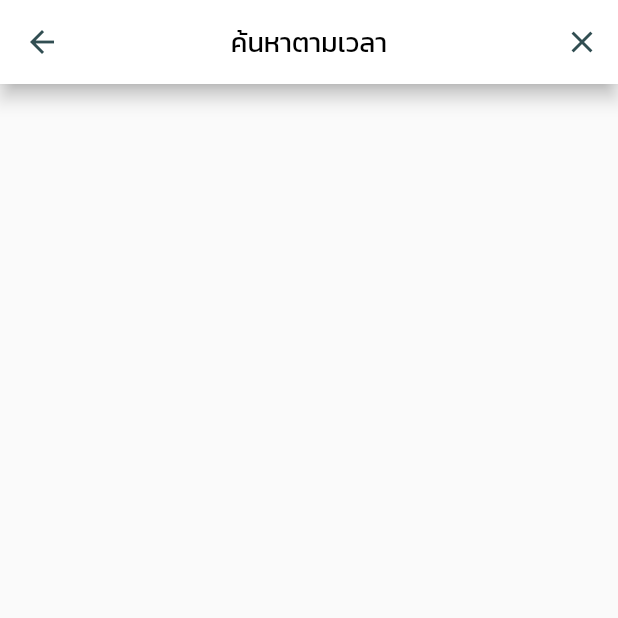
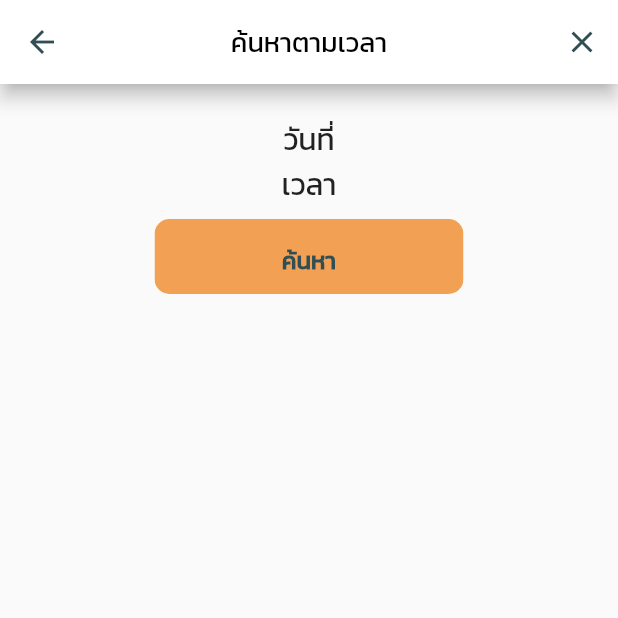
Before and after one commit to chayveng/project, a Flutter app: the SearchByTime screen opened directly, on a phone screen of 412 x 824 dp, the top half of it. Run offline on Flutter 3.47's test engine with Material 2 defaults, Android fonts, the light colour scheme and no system bars; our stand-ins replace dio, flutter_spinkit, google_maps_flutter, image_picker, location, page_transition and 2 more; accounts and stored records are empty.

Commit message:
21-03-2022 search by time

```diff
--- a/project_app/lib/core/models/Time.dart
+++ b/project_app/lib/core/models/Time.dart
@@ -46,6 +46,10 @@ class Time {
         "status": status,
       };
 
+  String getDate()=> startTime.toString().substring(0,10);
+  String getStartTime()=> startTime.toString().substring(11,16);
+  String getEndTime()=> endTime.toString().substring(11,16);
+
   @override
   String toString() {
     return 'Time{id: $id, fieldId: $fieldId, userId: $userId, startTime: $startTime, endTime: $endTime, status: $status}';
--- a/project_app/lib/main.dart
+++ b/project_app/lib/main.dart
@@ -62,8 +62,8 @@ class MyApp extends StatelessWidget {
       ),
       title: 'Flutter Demo',
       routes: routes,
-      // home: screen,
-      home: TesterScreen(),
+      home: screen,
+      // home: TesterScreen(),
       // home: TestScreen(),
     );
   }
--- a/project_app/lib/tester.dart
+++ b/project_app/lib/tester.dart
@@ -49,6 +49,12 @@ class _TesterScreenState extends State<TesterScreen> {
           mainAxisAlignment: MainAxisAlignment.center,
           crossAxisAlignment: CrossAxisAlignment.center,
           children: [
+            Container(
+              width: 55,
+              height: 100,
+              color: Colors.amber,
+              // child: Text("sdfsdfsd"),
+            ),
             ElevatedButton(onPressed: () => _onButton(), child: Text('button')),
             ...List.generate(itemWidget.length, (index) => itemWidget[index]),
           ],
--- a/project_app/lib/ui/screens/home/components/search_by_time.dart
+++ b/project_app/lib/ui/screens/home/components/search_by_time.dart
@@ -2,10 +2,12 @@ import 'dart:convert';
 
 import 'package:flutter/cupertino.dart';
 import 'package:flutter/material.dart';
+import 'package:project_app/constants.dart';
 import 'package:project_app/core/apis/ApiConnect.dart';
 import 'package:project_app/core/models/Field.dart';
 import 'package:project_app/core/models/Time.dart';
 import 'package:project_app/core/services/UserService.dart';
+import 'package:project_app/ui/components/rounded_button.dart';
 import 'package:project_app/ui/screens/field/field_screen.dart';
 
 import 'bottom_sheet_search.dart';
@@ -20,10 +22,13 @@ class SearchByTime extends StatefulWidget {
 class _SearchByTimeState extends State<SearchByTime> {
   String? title = '';
   List<Field> mainFields = [];
+  Time showTime = Time();
 
   _onSearchByTime(BuildContext context) async {
     // Time to search
     var time = await _getTimeToSearchOverLab(context);
+    showTime = time;
+
     // var time = new Time(
     //   startTime: '2022-03-02 00:00',
     //   endTime: '2022-03-02 01:00',
@@ -81,15 +86,62 @@ class _SearchByTimeState extends State<SearchByTime> {
         title: InkWell(
           child: Text('${title != '' ? title : 'ค้นหาตามเวลา'}'),
           onTap: () async {
-            // var time = await _getTimeToSearchOverLab(context);
             await _onSearchByTime(context);
           },
         ),
         actions: [IconButton(onPressed: () {}, icon: Icon(Icons.close))],
       ),
-      body: ListView.builder(
+      body: SizedBox(
+        height: sized(context).height,
+        child: Column(
+          children: [
+            Column(
+              children: [
+                SizedBox(height: 22),
+                Text(
+                  '${showTime.startTime != null ? showTime.getDate() : 'วันที่'}',
+                  style: TextStyle(
+                    fontSize: 20,
+                    fontFamily: UiFont,
+                  ),
+                ),
+                Text(
+                  showTime.startTime != null
+                      ? '${showTime.getStartTime()} - ${showTime.getEndTime()}'
+                      : 'เวลา',
+                  style: TextStyle(
+                    fontSize: 20,
+                    fontFamily: UiFont,
+                  ),
+                ),
+                // Button
+                SizedBox(height: 8),
+                SizedBox(
+                  width: sized(context).width * 0.5,
+                  height: 50,
+                  child: RoundedButton(
+                    text: 'ค้นหา',
+                    onTap: () {
+                      _onSearchByTime(context);
+                    },
+                  ),
+                ),
+              ],
+            ),
+            Expanded(
+              child: ListView.builder(
                 itemCount: mainFields.length,
-        itemBuilder: (context, index) => ListTile(
+                itemBuilder: (context, index) => formItem(index, context),
+              ),
+            ),
+          ],
+        ),
+      ),
+    );
+  }
+
+  ListTile formItem(int index, BuildContext context) {
+    return ListTile(
       title: Text(
         mainFields[index].title!,
       ),
@@ -103,30 +155,7 @@ class _SearchByTimeState extends State<SearchByTime> {
             ),
           ),
         );
-            // showResults(context);
       },
-        ),
-      )
-      // body: Column(
-      //   children: [
-      //     ...List.generate(mainFields.length, (index) {
-      //       return InkWell(
-      //         child: Text('${mainFields[index].title}'),
-      //         onTap: () {
-      //           Navigator.push(
-      //             context,
-      //             MaterialPageRoute(
-      //               builder: (context) => FieldScreen(
-      //                 isOwner: false,
-      //                 fieldId: mainFields[index].id!,
-      //               ),
-      //             ),
-      //           );
-      //         },
-      //       );
-      //     }).toList(),
-      //   ],
-      // ),
     );
   }
 }
```
Also changed, not shown: 1 other file. Lines whose indentation alone changed are shown as unchanged.
